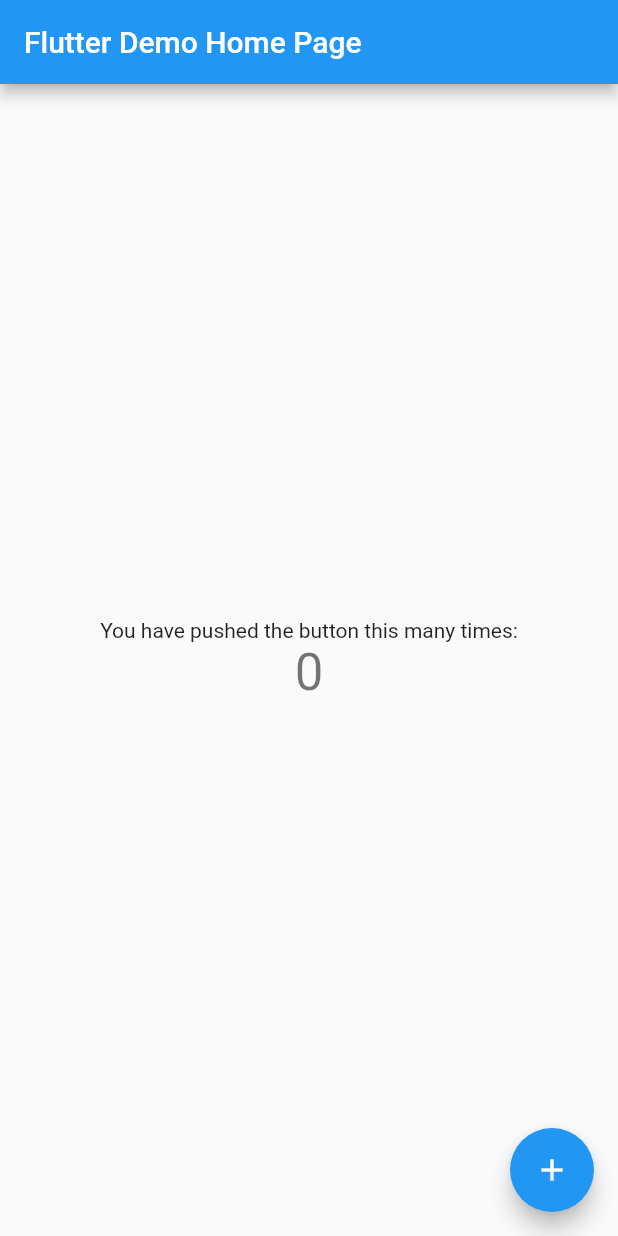
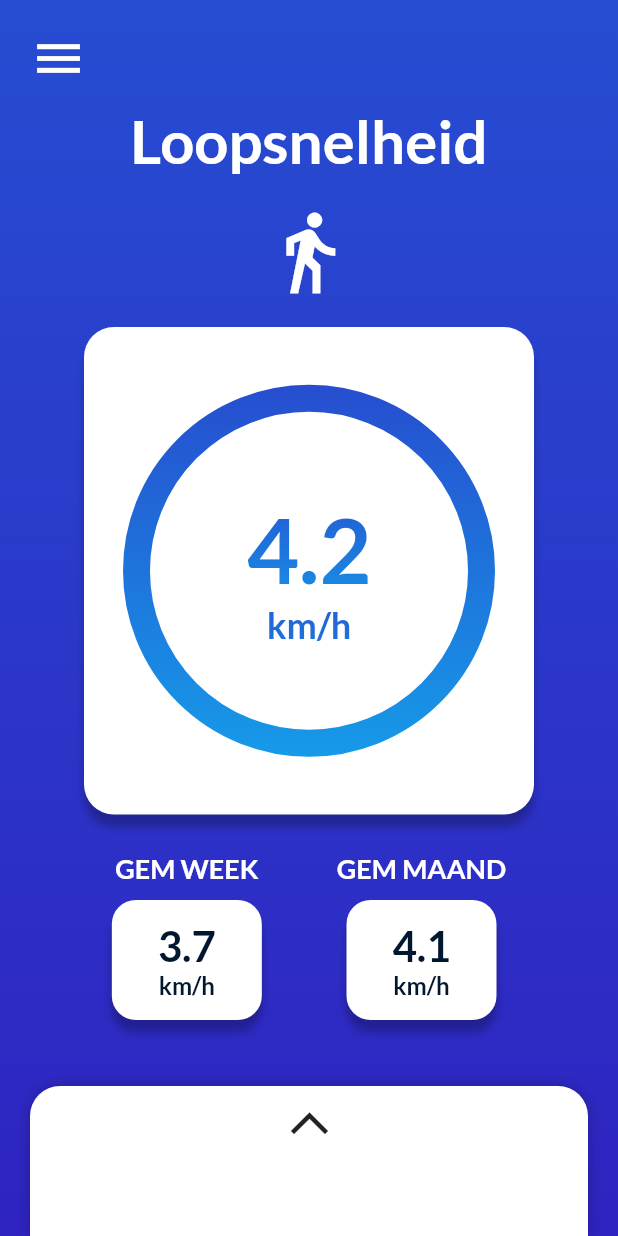
Before and after one commit to DwarfNinja/loopsnelheid-app, a Flutter app: the screen it shows after launch, on a phone screen of 412 x 824 dp. Run offline on Flutter 3.47's test engine with Material 2 defaults, Android fonts, the phone set to English and light mode, and no system bars; drawn by our look-alikes of sliding_up_panel; our stand-ins replace google_fonts.

Commit message:
Feat: add initial homepage
Implement initial homepage created by @DwarfNinja

```diff
--- /dev/null
+++ b/lib/average_speed_card.dart
@@ -0,0 +1,64 @@
+import 'package:flutter/material.dart';
+import 'package:google_fonts/google_fonts.dart';
+
+class AverageSpeedCard extends StatefulWidget {
+  final String header;
+  final String speed;
+
+  const AverageSpeedCard({Key? key, required this.header, required this.speed})
+      : super(key: key);
+
+  @override
+  _AverageSpeedCardState createState() => _AverageSpeedCardState();
+}
+
+class _AverageSpeedCardState extends State<AverageSpeedCard> {
+  @override
+  Widget build(BuildContext context) {
+    return Column(
+      children: [
+        Text(widget.header,
+            style: GoogleFonts.lato(
+                fontSize: 18, color: Colors.white, fontWeight: FontWeight.w600),
+            textAlign: TextAlign.center),
+        const SizedBox(height: 10),
+        Container(
+          height: 80.0,
+          width: 100.0,
+          color: Colors.transparent,
+          child: Container(
+            decoration: const BoxDecoration(
+              color: Colors.white,
+              borderRadius: BorderRadius.all(
+                Radius.circular(16.0),
+              ),
+              boxShadow: [
+                BoxShadow(
+                    color: Color(0x40000000),
+                    offset: Offset(0, 8),
+                    blurRadius: 4),
+              ],
+            ),
+            child: Column(
+              mainAxisAlignment: MainAxisAlignment.center,
+              children: [
+                Text(widget.speed,
+                    style: GoogleFonts.lato(
+                        fontSize: 28,
+                        color: const Color(0xFF01172F),
+                        fontWeight: FontWeight.w600),
+                    textAlign: TextAlign.center),
+                Text("km/h",
+                    style: GoogleFonts.lato(
+                        fontSize: 16,
+                        color: const Color(0xFF01172F),
+                        fontWeight: FontWeight.w600),
+                    textAlign: TextAlign.center),
+              ],
+            ),
+          ),
+        ),
+      ],
+    );
+  }
+}
--- /dev/null
+++ b/lib/current_speed_card.dart
@@ -0,0 +1,105 @@
+import 'package:flutter/material.dart';
+import 'package:google_fonts/google_fonts.dart';
+
+class CurrentSpeedCard extends StatefulWidget {
+  final String speed;
+
+  const CurrentSpeedCard({Key? key, required this.speed})
+      : super(key: key);
+
+  @override
+  _CurrentSpeedCardState createState() => _CurrentSpeedCardState();
+}
+
+class _CurrentSpeedCardState extends State<CurrentSpeedCard> {
+  @override
+  Widget build(BuildContext context) {
+    return Container(
+      width: 300,
+      height: 325,
+      decoration: const BoxDecoration(
+        color: Colors.white,
+        borderRadius: BorderRadius.all(
+          Radius.circular(20.0),
+        ),
+        boxShadow: [
+          BoxShadow(
+              color: Color(0x40000000),
+              offset: Offset(0, 8),
+              blurRadius: 4),
+        ],
+      ),
+      child: CustomPaint(
+        painter: CirclePainter(),
+        child: Center(
+          child: Column(
+            mainAxisAlignment: MainAxisAlignment.center,
+            children: [
+              Text(
+                widget.speed,
+                style: GoogleFonts.lato(
+                    fontSize: 60,
+                    fontWeight: FontWeight.w600,
+                    foreground: Paint()
+                      ..shader = const LinearGradient(
+                        begin: Alignment.topCenter,
+                        end: Alignment.bottomCenter,
+                        colors: [
+                          Color(0xFF2F23C1),
+                          Color(0xFF0FBDF4)
+                        ],
+                      ).createShader(const Rect.fromLTWH(0, 260, 0, 200))
+                ),
+              ),
+              Text(
+                "km/h",
+                style: GoogleFonts.lato(
+                    fontSize: 24,
+                    fontWeight: FontWeight.w600,
+                    foreground: Paint()
+                      ..shader = const LinearGradient(
+                        begin: Alignment.topCenter,
+                        end: Alignment.bottomCenter,
+                        colors: [
+                          Color(0xFF2F23C1),
+                          Color(0xFF0FBDF4)
+                        ],
+                      ).createShader(const Rect.fromLTWH(0, 325, 0, 200))
+                ),
+              ),
+            ],
+          ),
+        ),
+      ),
+    );
+  }
+}
+
+class CirclePainter extends CustomPainter {
+  @override
+  void paint(Canvas canvas, Size size) {
+    final center = Offset(size.width / 2, size.height / 2);
+
+    final paint = Paint()
+      ..shader = const LinearGradient(
+        begin: Alignment.topCenter,
+        end: Alignment.bottomCenter,
+        colors: [
+          Color(0xFF2F23C1),
+          Color(0xFF0FBDF4)
+        ],
+      ).createShader(const Rect.fromLTWH(0, -100, 0, 500)
+      )
+      ..strokeWidth = 18
+      ..style = PaintingStyle.stroke;
+
+    canvas.drawCircle(
+      center,
+      115,
+      paint,
+    );
+  }
+
+  @override
+  bool shouldRepaint(CustomPainter oldDelegate) => false;
+}
--- a/lib/main.dart
+++ b/lib/main.dart
@@ -1,4 +1,10 @@
 import 'package:flutter/material.dart';
+import 'package:flutter/services.dart';
+import 'package:google_fonts/google_fonts.dart';
+import 'package:sliding_up_panel/sliding_up_panel.dart';
+
+import 'current_speed_card.dart';
+import 'average_speed_card.dart';
 
 void main() {
   runApp(const MyApp());
@@ -10,106 +16,111 @@ class MyApp extends StatelessWidget {
   // This widget is the root of your application.
   @override
   Widget build(BuildContext context) {
+    SystemChrome.setEnabledSystemUIMode(SystemUiMode.immersiveSticky);
     return MaterialApp(
-      title: 'Flutter Demo',
+      title: 'Loopsnelheid App',
       theme: ThemeData(
-        // This is the theme of your application.
-        //
-        // Try running your application with "flutter run". You'll see the
-        // application has a blue toolbar. Then, without quitting the app, try
-        // changing the primarySwatch below to Colors.green and then invoke
-        // "hot reload" (press "r" in the console where you ran "flutter run",
-        // or simply save your changes to "hot reload" in a Flutter IDE).
-        // Notice that the counter didn't reset back to zero; the application
-        // is not restarted.
-        primarySwatch: Colors.blue,
       ),
-      home: const MyHomePage(title: 'Flutter Demo Home Page'),
+      home: const Dashboard(title: 'Loopsnelheid App Dashboard'),
     );
   }
 }
 
-class MyHomePage extends StatefulWidget {
-  const MyHomePage({Key? key, required this.title}) : super(key: key);
-
-  // This widget is the home page of your application. It is stateful, meaning
-  // that it has a State object (defined below) that contains fields that affect
-  // how it looks.
-
-  // This class is the configuration for the state. It holds the values (in this
-  // case the title) provided by the parent (in this case the App widget) and
-  // used by the build method of the State. Fields in a Widget subclass are
-  // always marked "final".
+class Dashboard extends StatefulWidget {
+  const Dashboard({Key? key, required this.title}) : super(key: key);
 
   final String title;
 
   @override
-  State<MyHomePage> createState() => _MyHomePageState();
+  State<Dashboard> createState() => _DashboardState();
 }
 
-class _MyHomePageState extends State<MyHomePage> {
-  int _counter = 0;
-
-  void _incrementCounter() {
-    setState(() {
-      // This call to setState tells the Flutter framework that something has
-      // changed in this State, which causes it to rerun the build method below
-      // so that the display can reflect the updated values. If we changed
-      // _counter without calling setState(), then the build method would not be
-      // called again, and so nothing would appear to happen.
-      _counter++;
-    });
-  }
+class _DashboardState extends State<Dashboard> {
+  final GlobalKey<ScaffoldState> _globalKey = GlobalKey<ScaffoldState>();
 
   @override
   Widget build(BuildContext context) {
-    // This method is rerun every time setState is called, for instance as done
-    // by the _incrementCounter method above.
-    //
-    // The Flutter framework has been optimized to make rerunning build methods
-    // fast, so that you can just rebuild anything that needs updating rather
-    // than having to individually change instances of widgets.
     return Scaffold(
-      appBar: AppBar(
-        // Here we take the value from the MyHomePage object that was created by
-        // the App.build method, and use it to set our appbar title.
-        title: Text(widget.title),
+      backgroundColor: const Color(0xFF01172F),
+      key: _globalKey,
+      drawer: Drawer(
+        child: ListView(
+          children: const [],
+        ),
       ),
-      body: Center(
-        // Center is a layout widget. It takes a single child and positions it
-        // in the middle of the parent.
-        child: Column(
-          // Column is also a layout widget. It takes a list of children and
-          // arranges them vertically. By default, it sizes itself to fit its
-          // children horizontally, and tries to be as tall as its parent.
-          //
-          // Invoke "debug painting" (press "p" in the console, choose the
-          // "Toggle Debug Paint" action from the Flutter Inspector in Android
-          // Studio, or the "Toggle Debug Paint" command in Visual Studio Code)
-          // to see the wireframe for each widget.
-          //
-          // Column has various properties to control how it sizes itself and
-          // how it positions its children. Here we use mainAxisAlignment to
-          // center the children vertically; the main axis here is the vertical
-          // axis because Columns are vertical (the cross axis would be
-          // horizontal).
-          mainAxisAlignment: MainAxisAlignment.center,
-          children: <Widget>[
-            const Text(
-              'You have pushed the button this many times:',
-            ),
-            Text(
-              '$_counter',
-              style: Theme.of(context).textTheme.headline4,
+      body: SlidingUpPanel(
+        panel: Column(
+          children: const [
+            SizedBox(height: 10),
+            RotatedBox(
+              quarterTurns: 1,
+              child: Icon(
+                Icons.arrow_back_ios_new,
+                size: 30,
+              ),
             ),
           ],
         ),
+        minHeight: 100,
+        maxHeight: 500,
+        borderRadius: const BorderRadius.only(
+          topLeft: Radius.circular(20),
+          topRight: Radius.circular(20),
+        ),
+        margin: const EdgeInsets.only(left: 20, right: 20),
+        body: Container(
+          decoration: const BoxDecoration(
+            gradient: LinearGradient(
+                begin: Alignment.topCenter,
+                end: Alignment.bottomCenter,
+                colors: [Color(0xFF264DD2), Color(0xFF2F23C1)]),
+          ),
+          child: Stack(
+            children: [
+              IconButton(
+                padding: const EdgeInsets.all(20),
+                icon: const Icon(Icons.menu),
+                color: Colors.white,
+                iconSize: 38,
+                onPressed: () {
+                  _globalKey.currentState?.openDrawer();
+                },
+              ),
+              Center(
+                child: Column(
+                  children: [
+                    const SizedBox(height: 70),
+                    Text(
+                      "Loopsnelheid",
+                      style: GoogleFonts.lato(
+                          fontSize: 40,
+                          color: Colors.white,
+                          fontWeight: FontWeight.w600),
+                    ),
+                    const SizedBox(height: 20),
+                    const Icon(
+                      Icons.directions_walk,
+                      color: Colors.white,
+                      size: 60,
+                    ),
+                    const SizedBox(height: 20),
+                    const CurrentSpeedCard(speed: "4.2"),
+                    const SizedBox(height: 25),
+                    Row(
+                      mainAxisAlignment: MainAxisAlignment.center,
+                      children: const [
+                        AverageSpeedCard(header: "GEM WEEK", speed: "3.7"),
+                        SizedBox(width: 50),
+                        AverageSpeedCard(header: "GEM MAAND", speed: "4.1")
+                      ],
+                    ),
+                  ],
+                ),
+              ),
+            ],
+          ),
+        ),
       ),
-      floatingActionButton: FloatingActionButton(
-        onPressed: _incrementCounter,
-        tooltip: 'Increment',
-        child: const Icon(Icons.add),
-      ), // This trailing comma makes auto-formatting nicer for build methods.
     );
   }
 }
--- a/pubspec.yaml
+++ b/pubspec.yaml
@@ -30,6 +30,9 @@ dependencies:
   flutter:
     sdk: flutter
 
+  google_fonts: ^2.1.0
+
+  sliding_up_panel: ^2.0.0+1
 
   # The following adds the Cupertino Icons font to your application.
   # Use with the CupertinoIcons class for iOS style icons.
```
Also changed, not shown: pubspec.lock.
